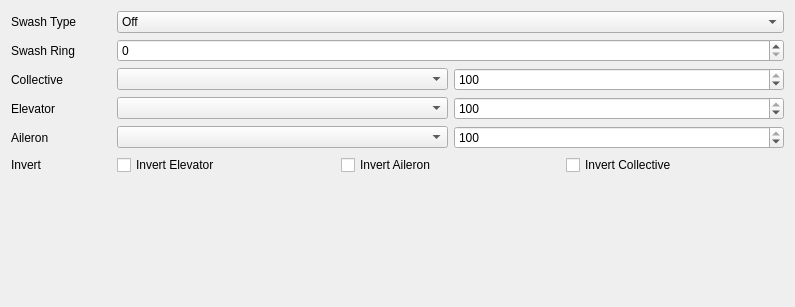
Old version of the form companion/src/modeledit/heli.ui in the repository opentx/opentx.
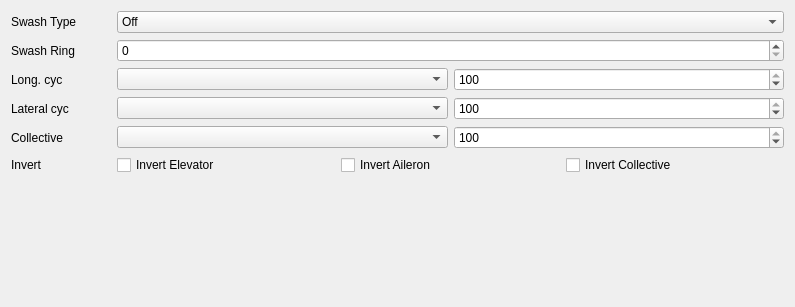
New version of the form.

Diff of the .ui file:
```diff
--- a/companion/src/modeledit/heli.ui
+++ b/companion/src/modeledit/heli.ui
@@ -17,13 +17,6 @@
    <property name="horizontalSpacing">
     <number>6</number>
    </property>
-   <item row="3" column="0">
-    <widget class="QLabel" name="collectiveLabel">
-     <property name="text">
-      <string>Collective</string>
-     </property>
-    </widget>
-   </item>
    <item row="0" column="1">
     <widget class="QComboBox" name="swashType">
      <item>
@@ -53,36 +46,7 @@
      </item>
     </widget>
    </item>
-   <item row="3" column="1">
-    <layout class="QHBoxLayout" name="collectiveLayout">
-     <property name="topMargin">
-      <number>0</number>
-     </property>
-     <item>
-      <widget class="QComboBox" name="swashCollectiveSource"/>
-     </item>
-     <item>
-      <widget class="QSpinBox" name="swashCollectiveWeight">
-       <property name="suffix">
-        <string/>
-       </property>
-       <property name="minimum">
-        <number>-100</number>
-       </property>
-       <property name="maximum">
-        <number>100</number>
-       </property>
-       <property name="singleStep">
-        <number>1</number>
-       </property>
-       <property name="value">
-        <number>100</number>
-       </property>
-      </widget>
-     </item>
-    </layout>
-   </item>
-   <item row="6" column="1">
+   <item row="7" column="1">
     <layout class="QGridLayout" name="gridLayout_21">
      <item row="0" column="0">
       <widget class="QCheckBox" name="swashElevatorInvert">
@@ -110,7 +74,7 @@
    <item row="4" column="0">
     <widget class="QLabel" name="elevatorLabel">
      <property name="text">
-      <string>Elevator</string>
+      <string>Long. cyc</string>
      </property>
     </widget>
    </item>
@@ -133,14 +97,14 @@
      </property>
     </widget>
    </item>
-   <item row="6" column="0">
+   <item row="7" column="0">
     <widget class="QLabel" name="invertLabel">
      <property name="text">
       <string>Invert</string>
      </property>
     </widget>
    </item>
-   <item row="7" column="1">
+   <item row="8" column="1">
     <spacer name="verticalSpacer_21">
      <property name="orientation">
       <enum>Qt::Vertical</enum>
@@ -199,7 +163,7 @@
    <item row="5" column="0">
     <widget class="QLabel" name="aileronLabel">
      <property name="text">
-      <string>Aileron</string>
+      <string>Lateral cyc</string>
      </property>
     </widget>
    </item>
@@ -232,6 +196,42 @@
      </item>
     </layout>
    </item>
+   <item row="6" column="1">
+    <layout class="QHBoxLayout" name="collectiveLayout">
+     <property name="topMargin">
+      <number>0</number>
+     </property>
+     <item>
+      <widget class="QComboBox" name="swashCollectiveSource"/>
+     </item>
+     <item>
+      <widget class="QSpinBox" name="swashCollectiveWeight">
+       <property name="suffix">
+        <string/>
+       </property>
+       <property name="minimum">
+        <number>-100</number>
+       </property>
+       <property name="maximum">
+        <number>100</number>
+       </property>
+       <property name="singleStep">
+        <number>1</number>
+       </property>
+       <property name="value">
+        <number>100</number>
+       </property>
+      </widget>
+     </item>
+    </layout>
+   </item>
+   <item row="6" column="0">
+    <widget class="QLabel" name="collectiveLabel">
+     <property name="text">
+      <string>Collective</string>
+     </property>
+    </widget>
+   </item>
   </layout>
  </widget>
  <resources/>
```
